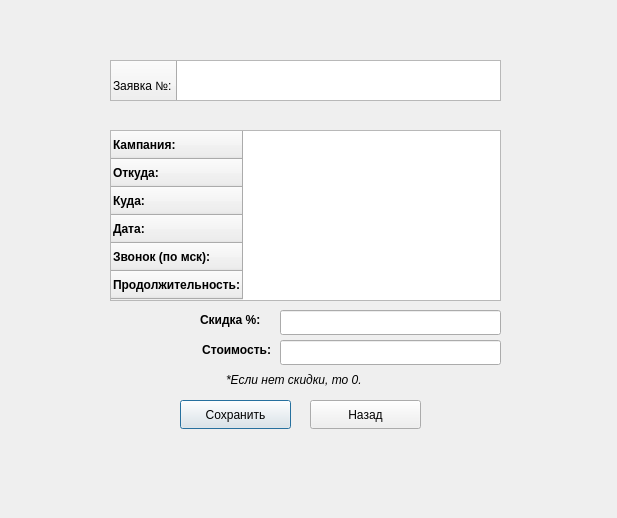
Above: buhr20.ui from Rina-key/kursach1 before the change. Below: the same form after it.
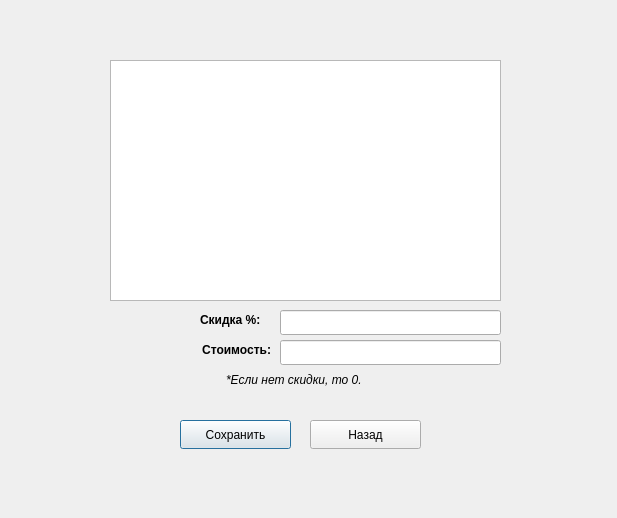
That is the form after the change.

Diff of the .ui file:
```diff
--- a/buhr20.ui
+++ b/buhr20.ui
@@ -17,7 +17,7 @@
    <property name="geometry">
     <rect>
      <x>180</x>
-     <y>400</y>
+     <y>420</y>
      <width>111</width>
      <height>29</height>
     </rect>
@@ -26,13 +26,13 @@
     <string>Сохранить</string>
    </property>
   </widget>
-  <widget class="QTableWidget" name="tableWidget">
+  <widget class="QTableView" name="tableView">
    <property name="geometry">
     <rect>
      <x>110</x>
      <y>60</y>
      <width>391</width>
-     <height>41</height>
+     <height>241</height>
     </rect>
    </property>
    <property name="contextMenuPolicy">
@@ -50,144 +50,33 @@
    <property name="lineWidth">
     <number>7</number>
    </property>
-   <attribute name="horizontalHeaderCascadingSectionResizes">
-    <bool>true</bool>
-   </attribute>
-   <attribute name="horizontalHeaderDefaultSectionSize">
+   <attribute name="horizontalHeaderMinimumSectionSize">
     <number>180</number>
    </attribute>
-   <attribute name="horizontalHeaderShowSortIndicator" stdset="0">
+   <attribute name="horizontalHeaderHighlightSections">
     <bool>true</bool>
    </attribute>
-   <attribute name="horizontalHeaderStretchLastSection">
+   <attribute name="verticalHeaderVisible">
     <bool>true</bool>
    </attribute>
    <attribute name="verticalHeaderCascadingSectionResizes">
-    <bool>false</bool>
-   </attribute>
-   <attribute name="verticalHeaderMinimumSectionSize">
-    <number>50</number>
-   </attribute>
-   <attribute name="verticalHeaderDefaultSectionSize">
-    <number>50</number>
-   </attribute>
-   <row>
-    <property name="text">
-     <string>Заявка №:</string>
-    </property>
-   </row>
-  </widget>
-  <widget class="QTableWidget" name="tableWidget_2">
-   <property name="geometry">
-    <rect>
-     <x>110</x>
-     <y>130</y>
-     <width>391</width>
-     <height>171</height>
-    </rect>
-   </property>
-   <property name="contextMenuPolicy">
-    <enum>Qt::NoContextMenu</enum>
-   </property>
-   <property name="acceptDrops">
-    <bool>false</bool>
-   </property>
-   <property name="autoFillBackground">
     <bool>true</bool>
-   </property>
-   <property name="inputMethodHints">
-    <set>Qt::ImhNone</set>
-   </property>
-   <property name="lineWidth">
-    <number>7</number>
-   </property>
-   <attribute name="horizontalHeaderCascadingSectionResizes">
-    <bool>true</bool>
    </attribute>
-   <attribute name="horizontalHeaderDefaultSectionSize">
-    <number>180</number>
-   </attribute>
-   <attribute name="horizontalHeaderShowSortIndicator" stdset="0">
-    <bool>true</bool>
-   </attribute>
-   <attribute name="horizontalHeaderStretchLastSection">
-    <bool>true</bool>
-   </attribute>
-   <attribute name="verticalHeaderCascadingSectionResizes">
-    <bool>false</bool>
-   </attribute>
    <attribute name="verticalHeaderMinimumSectionSize">
-    <number>10</number>
-   </attribute>
-   <attribute name="verticalHeaderDefaultSectionSize">
     <number>28</number>
    </attribute>
-   <row>
-    <property name="text">
-     <string>Кампания:</string>
-    </property>
-    <property name="font">
-     <font>
-      <bold>true</bold>
-     </font>
-    </property>
-   </row>
-   <row>
-    <property name="text">
-     <string>Откуда:</string>
-    </property>
-    <property name="font">
-     <font>
-      <bold>true</bold>
-     </font>
-    </property>
-   </row>
-   <row>
-    <property name="text">
-     <string>Куда:</string>
-    </property>
-    <property name="font">
-     <font>
-      <bold>true</bold>
-     </font>
-    </property>
-   </row>
-   <row>
-    <property name="text">
-     <string>Дата:</string>
-    </property>
-    <property name="font">
-     <font>
-      <bold>true</bold>
-     </font>
-    </property>
-   </row>
-   <row>
-    <property name="text">
-     <string>Звонок (по мск):</string>
-    </property>
-    <property name="font">
-     <font>
-      <bold>true</bold>
-     </font>
-    </property>
-   </row>
-   <row>
-    <property name="text">
-     <string>Продолжительность:</string>
-    </property>
-    <property name="font">
-     <font>
-      <bold>true</bold>
-     </font>
-    </property>
-   </row>
+   <attribute name="verticalHeaderHighlightSections">
+    <bool>false</bool>
+   </attribute>
+   <attribute name="verticalHeaderStretchLastSection">
+    <bool>true</bool>
+   </attribute>
   </widget>
   <widget class="QPushButton" name="pushButton_2">
    <property name="geometry">
     <rect>
      <x>310</x>
-     <y>400</y>
+     <y>420</y>
      <width>111</width>
      <height>29</height>
     </rect>
```
